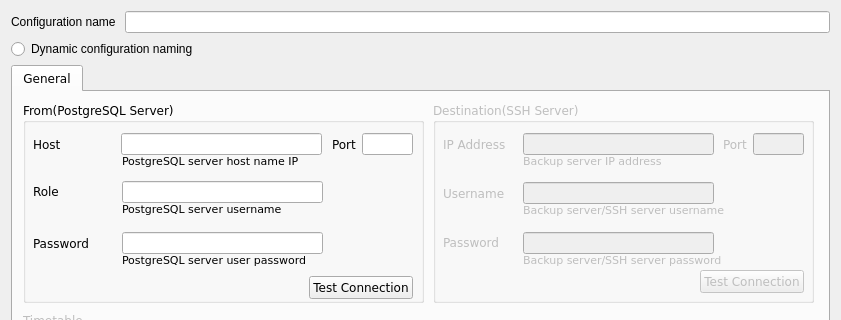
First picture: the form in postgresqlsettings.ui, repository tonycool7/masters_diploma, before the edit; both pictures show x 0 to 841 and y 0 to 320 of the 841 by 550 pixel window.
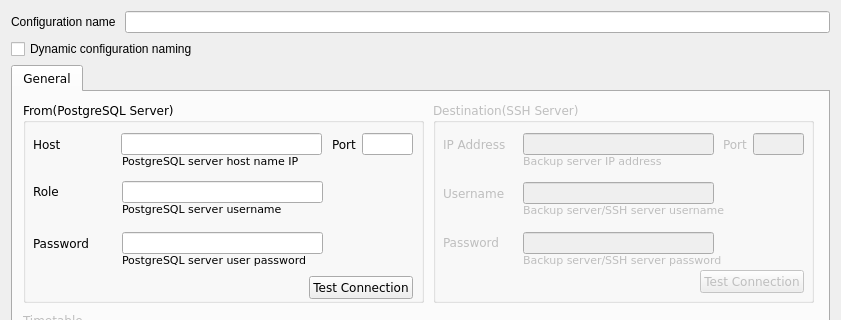
Second picture: the form after the edit.

The edit to the form file:
```diff
--- a/postgresqlsettings.ui
+++ b/postgresqlsettings.ui
@@ -32,7 +32,7 @@
     </layout>
    </item>
    <item>
-    <widget class="QRadioButton" name="radioButton">
+    <widget class="QCheckBox" name="postgre_dynamic_configNaming">
      <property name="text">
       <string>Dynamic configuration naming</string>
      </property>
```
